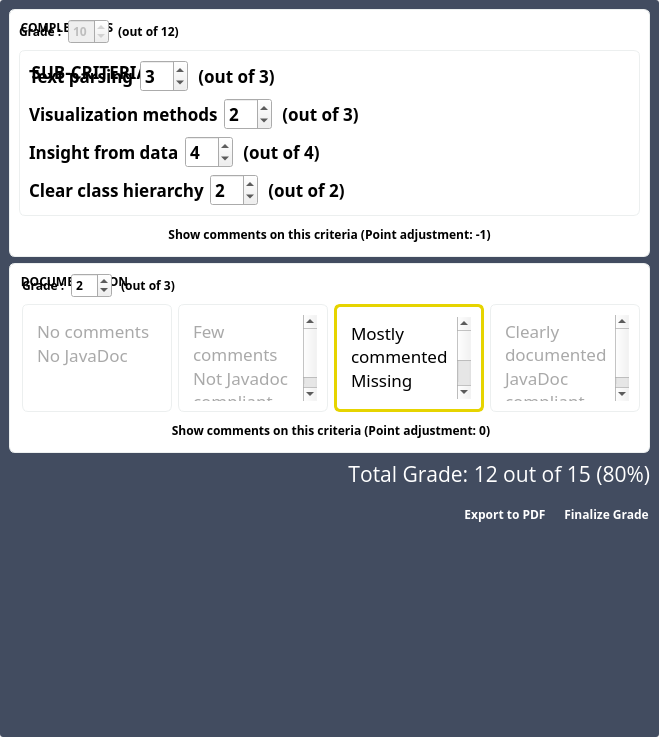
Old version of the form TurboGrade/ui/gradeview.ui in the repository wassgha/TurboGrade.
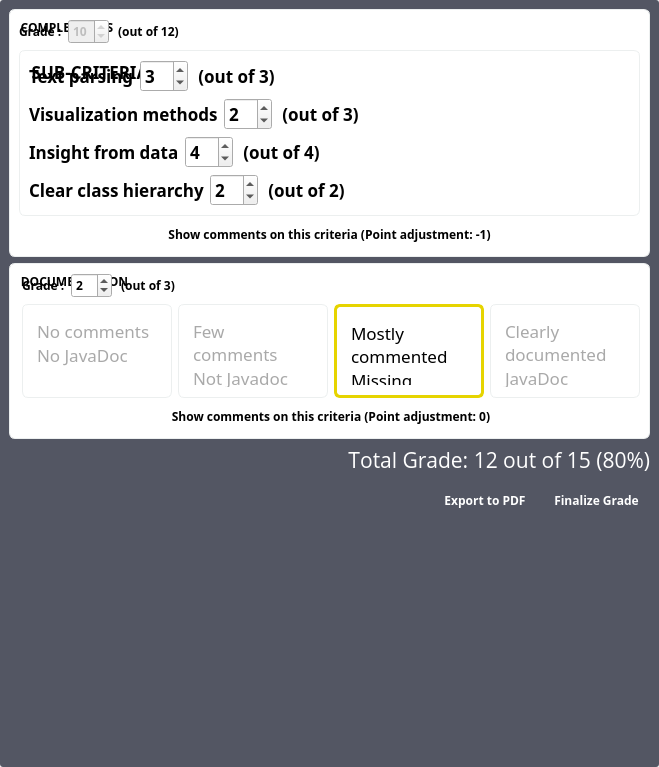
New version of the form.

Commit message: Added dashboard and course view

Patch:
```diff
--- a/TurboGrade/ui/gradeview.ui
+++ b/TurboGrade/ui/gradeview.ui
@@ -7,7 +7,7 @@
     <x>0</x>
     <y>0</y>
     <width>659</width>
-    <height>737</height>
+    <height>767</height>
    </rect>
   </property>
   <property name="windowTitle">
@@ -17,16 +17,9 @@
    <bool>false</bool>
   </property>
   <property name="styleSheet">
-   <string notr="true">QWidget #GradeView {
-        background: rgb(55, 64, 80);
-}
-
-
-#export_pdf, #finalize {
+   <string notr="true">#export_pdf, #finalize {
 	color: white;
 	padding: 10px;
-	padding-right:0px;
-	padding-bottom:0px;
 }
 
 
@@ -69,7 +62,7 @@
 
 
 #scrollArea   {
-	background-color:rgb(66, 76, 96);
+	background-color:rgb(83, 86, 99);
 	border-radius:3px;
 }
 QAbstractScrollArea #scrollAreaWidgetContents  {
@@ -132,7 +125,7 @@
         <x>0</x>
         <y>0</y>
         <width>659</width>
-        <height>652</height>
+        <height>666</height>
        </rect>
       </property>
       <property name="sizePolicy">
@@ -497,7 +490,7 @@
             <item>
              <widget class="QTextBrowser" name="level1">
               <property name="sizePolicy">
-               <sizepolicy hsizetype="Expanding" vsizetype="MinimumExpanding">
+               <sizepolicy hsizetype="Expanding" vsizetype="Expanding">
                 <horstretch>0</horstretch>
                 <verstretch>0</verstretch>
                </sizepolicy>
@@ -509,7 +502,10 @@
                <enum>QFrame::Plain</enum>
               </property>
               <property name="verticalScrollBarPolicy">
-               <enum>Qt::ScrollBarAsNeeded</enum>
+               <enum>Qt::ScrollBarAlwaysOff</enum>
+              </property>
+              <property name="horizontalScrollBarPolicy">
+               <enum>Qt::ScrollBarAlwaysOff</enum>
               </property>
               <property name="sizeAdjustPolicy">
                <enum>QAbstractScrollArea::AdjustToContents</enum>
@@ -533,7 +529,7 @@
             <item>
              <widget class="QTextBrowser" name="level2">
               <property name="sizePolicy">
-               <sizepolicy hsizetype="Expanding" vsizetype="MinimumExpanding">
+               <sizepolicy hsizetype="Expanding" vsizetype="Expanding">
                 <horstretch>0</horstretch>
                 <verstretch>0</verstretch>
                </sizepolicy>
@@ -545,7 +541,10 @@
                <enum>QFrame::Plain</enum>
               </property>
               <property name="verticalScrollBarPolicy">
-               <enum>Qt::ScrollBarAsNeeded</enum>
+               <enum>Qt::ScrollBarAlwaysOff</enum>
+              </property>
+              <property name="horizontalScrollBarPolicy">
+               <enum>Qt::ScrollBarAlwaysOff</enum>
               </property>
               <property name="sizeAdjustPolicy">
                <enum>QAbstractScrollArea::AdjustToContents</enum>
@@ -569,7 +568,7 @@
             <item>
              <widget class="QTextBrowser" name="level3">
               <property name="sizePolicy">
-               <sizepolicy hsizetype="Expanding" vsizetype="MinimumExpanding">
+               <sizepolicy hsizetype="Expanding" vsizetype="Expanding">
                 <horstretch>0</horstretch>
                 <verstretch>0</verstretch>
                </sizepolicy>
@@ -586,7 +585,10 @@
                <enum>QFrame::Plain</enum>
               </property>
               <property name="verticalScrollBarPolicy">
-               <enum>Qt::ScrollBarAsNeeded</enum>
+               <enum>Qt::ScrollBarAlwaysOff</enum>
+              </property>
+              <property name="horizontalScrollBarPolicy">
+               <enum>Qt::ScrollBarAlwaysOff</enum>
               </property>
               <property name="sizeAdjustPolicy">
                <enum>QAbstractScrollArea::AdjustToContents</enum>
@@ -610,7 +612,7 @@
             <item>
              <widget class="QTextBrowser" name="level4">
               <property name="sizePolicy">
-               <sizepolicy hsizetype="Expanding" vsizetype="MinimumExpanding">
+               <sizepolicy hsizetype="Expanding" vsizetype="Expanding">
                 <horstretch>0</horstretch>
                 <verstretch>0</verstretch>
                </sizepolicy>
@@ -627,7 +629,10 @@
                <enum>QFrame::Plain</enum>
               </property>
               <property name="verticalScrollBarPolicy">
-               <enum>Qt::ScrollBarAsNeeded</enum>
+               <enum>Qt::ScrollBarAlwaysOff</enum>
+              </property>
+              <property name="horizontalScrollBarPolicy">
+               <enum>Qt::ScrollBarAlwaysOff</enum>
               </property>
               <property name="sizeAdjustPolicy">
                <enum>QAbstractScrollArea::AdjustToContents</enum>
```
The commit also changes 15 other files.
